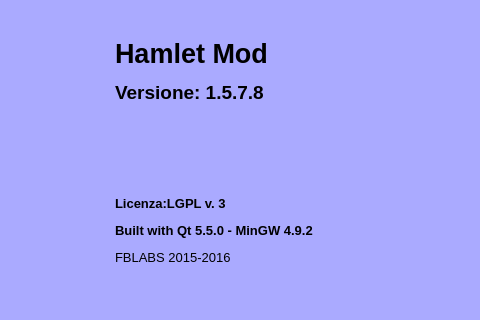
The window that mainwindow.ui (fblabs/hamlet-mod-sancon) describes before a commit, drawn with Qt 5; both pictures show x 228 to 708 and y 150 to 470 of the 979 by 768 pixel window.
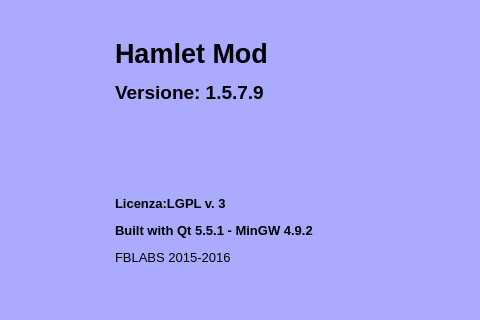
The same window after the commit. Icons and pictures are not drawn.

Commit message: 1.5.7.9 - few improvements in UI, built with Qt 5.5.1

```diff
--- a/mainwindow.ui
+++ b/mainwindow.ui
@@ -523,7 +523,7 @@
       <item>
        <widget class="QLabel" name="label_2">
         <property name="text">
-         <string>&lt;html&gt;&lt;head/&gt;&lt;body&gt;&lt;p&gt;&lt;span style=&quot; font-size:20pt; font-weight:600;&quot;&gt;Hamlet Mod&lt;/span&gt;&lt;/p&gt;&lt;p&gt;&lt;span style=&quot; font-size:14pt; font-weight:600;&quot;&gt;Versione: 1.5.7.8&lt;/span&gt;&lt;/p&gt;&lt;p&gt;&lt;br/&gt;&lt;/p&gt;&lt;p&gt;&lt;br/&gt;&lt;/p&gt;&lt;p&gt;&lt;span style=&quot; font-size:10pt; font-weight:600;&quot;&gt;Licenza:LGPL v. 3&lt;/span&gt;&lt;/p&gt;&lt;p&gt;&lt;span style=&quot; font-size:10pt; font-weight:600;&quot;&gt;Built with Qt 5.5.0 - MinGW 4.9.2&lt;/span&gt;&lt;/p&gt;&lt;p&gt;&lt;span style=&quot; font-size:10pt;&quot;&gt;FBLABS 2015-2016&lt;/span&gt;&lt;/p&gt;&lt;/body&gt;&lt;/html&gt;</string>
+         <string>&lt;html&gt;&lt;head/&gt;&lt;body&gt;&lt;p&gt;&lt;span style=&quot; font-size:20pt; font-weight:600;&quot;&gt;Hamlet Mod&lt;/span&gt;&lt;/p&gt;&lt;p&gt;&lt;span style=&quot; font-size:14pt; font-weight:600;&quot;&gt;Versione: 1.5.7.9&lt;/span&gt;&lt;/p&gt;&lt;p&gt;&lt;br/&gt;&lt;/p&gt;&lt;p&gt;&lt;br/&gt;&lt;/p&gt;&lt;p&gt;&lt;span style=&quot; font-size:10pt; font-weight:600;&quot;&gt;Licenza:LGPL v. 3&lt;/span&gt;&lt;/p&gt;&lt;p&gt;&lt;span style=&quot; font-size:10pt; font-weight:600;&quot;&gt;Built with Qt 5.5.1 - MinGW 4.9.2&lt;/span&gt;&lt;/p&gt;&lt;p&gt;&lt;span style=&quot; font-size:10pt;&quot;&gt;FBLABS 2015-2016&lt;/span&gt;&lt;/p&gt;&lt;/body&gt;&lt;/html&gt;</string>
         </property>
         <property name="scaledContents">
          <bool>false</bool>
```
Left out of the diff: 2 changed lines with no effect on the pictures. The commit also changes 92 other files.
